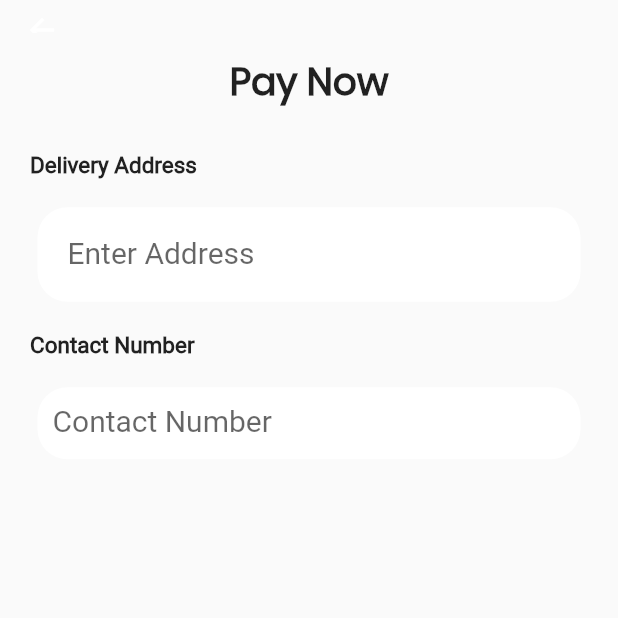
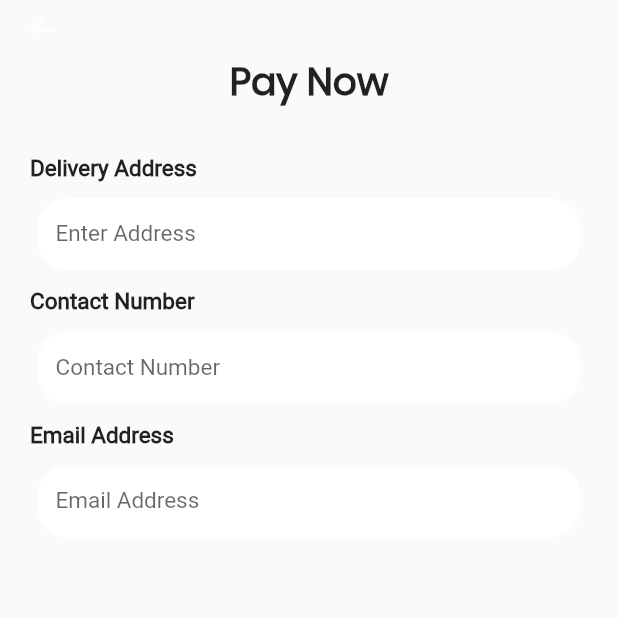
Before and after one commit to ProSiteGroup2/ProSite, a Flutter app: the paynow screen opened directly, on a phone screen of 412 x 824 dp, the top half of it. Run offline on Flutter 3.47's test engine with Material 2 defaults, Android fonts, the phone set to English and light mode, and no system bars; our stand-ins replace flutter_rating_bar; missing offline and left inert: dart:ffi.

Commit message:
pay now email

```diff
--- a/lib/pages/paynow.dart
+++ b/lib/pages/paynow.dart
@@ -70,8 +70,12 @@ class _paynowState extends State<paynow> {
           child: Column(
             children: [
               Container(
+                //delivery
+                child: Column(
+                  children: [
+                       Container(
                           alignment: Alignment.bottomLeft,
-                margin: EdgeInsets.fromLTRB(20,10,20,20),
+                          margin: EdgeInsets.fromLTRB(20,12,20,12),
                           child: Text("Delivery Address",style: TextStyle(
                             fontFamily: "Roboto",
                               fontSize: 15,
@@ -84,10 +88,10 @@ class _paynowState extends State<paynow> {
                           padding: const EdgeInsets.only(right: 25,left:25),
                             child: TextFormField(
                                       style: TextStyle(
-                              fontSize: 20,
+                                        fontSize: 15,
                                       ),
                                       decoration: InputDecoration(
-                              contentPadding: EdgeInsets.all(20),
+                                        contentPadding: EdgeInsets.all(12),
                                         fillColor: Colors.white,
                                         filled: true,
                                         floatingLabelBehavior:
@@ -117,10 +121,18 @@ class _paynowState extends State<paynow> {
                                     ),
 
                           ),
+
+                  ],
+                ),
+              ),
+              Container(
+                //Contact
+                child: Column(
+                  children: [
                        Container(
                             //contact number title
                             alignment: Alignment.bottomLeft,
-                margin: EdgeInsets.fromLTRB(20,20,20,20),
+                            margin: EdgeInsets.fromLTRB(20,12,20,12),
                             child: Text("Contact Number",style: TextStyle(
                               fontFamily: "Roboto",
                                 fontSize: 15,
@@ -133,10 +145,10 @@ class _paynowState extends State<paynow> {
                             padding: const EdgeInsets.only(right: 25,left:25),
                               child: TextFormField(
                                         style: TextStyle(
-                              fontSize: 20,
+                                          fontSize: 15,
                                         ),
                                         decoration: InputDecoration(
-                              contentPadding: EdgeInsets.all(10),
+                                          contentPadding: EdgeInsets.all(12),
                                           fillColor: Colors.white,
                                           filled: true,
                                           floatingLabelBehavior:
@@ -170,6 +182,67 @@ class _paynowState extends State<paynow> {
                   ],
                 ),
               ),
+              Container(
+                //Email
+                child: Column(
+                  children: [
+                       Container(
+                            //contact number title
+                            alignment: Alignment.bottomLeft,
+                            margin: EdgeInsets.fromLTRB(20,12,20,12),
+                            child: Text("Email Address",style: TextStyle(
+                              fontFamily: "Roboto",
+                                fontSize: 15,
+                                fontWeight: FontWeight.bold,
+                                height: 1.15
+                            ),),
+                          ),
+                          Container(
+                            //contact number text
+                            padding: const EdgeInsets.only(right: 25,left:25),
+                              child: TextFormField(
+                                        style: TextStyle(
+                                          fontSize: 15,
+                                        ),
+                                        decoration: InputDecoration(
+                                          contentPadding: EdgeInsets.all(12),
+                                          fillColor: Colors.white,
+                                          filled: true,
+                                          floatingLabelBehavior:
+                                              FloatingLabelBehavior.never,
+                                          hintText: 'email',
+                                          hintStyle: const TextStyle(
+                                            color: Colors.grey,
+                                          ),
+
+                                          border: OutlineInputBorder(
+                                            borderSide: BorderSide.none,
+                                            borderRadius: BorderRadius.circular(20),
+                                          ),
+                                          labelText: 'Email Address',
+                                        ),
+                                        validator: (value) {
+                                          if (value == null || value.trim().isEmpty) {
+                                            return 'Please enter your Email';
+                                          }
+
+                                          if (!RegExp(r'\S+@\S+\.\S+').hasMatch(value)) {
+                                            return 'Please enter a valid Email';
+                                          }
+                                          return null;
+                                        },
+                                        onChanged: (value) => _userEmail = value,
+                                      ),
+
+                          ),
+
+                  ],
+                ),
+              ),
+
+            ],
+        ),
+      ),
     ));
 
   }
```
Lines whose indentation alone changed are shown as unchanged.
